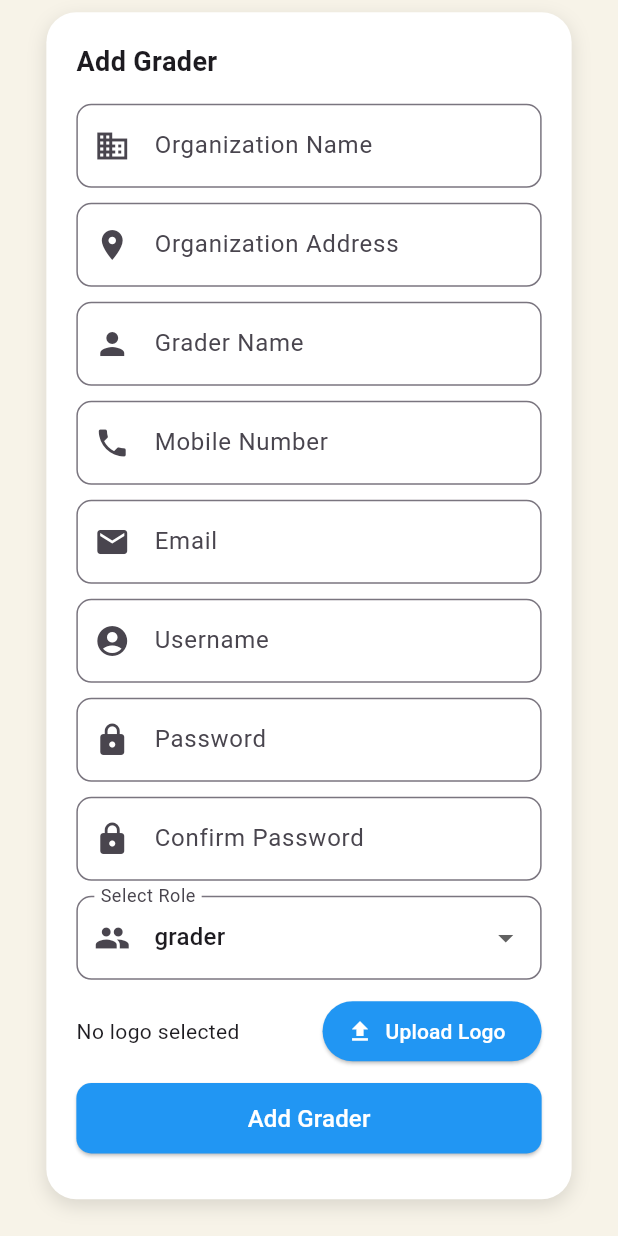
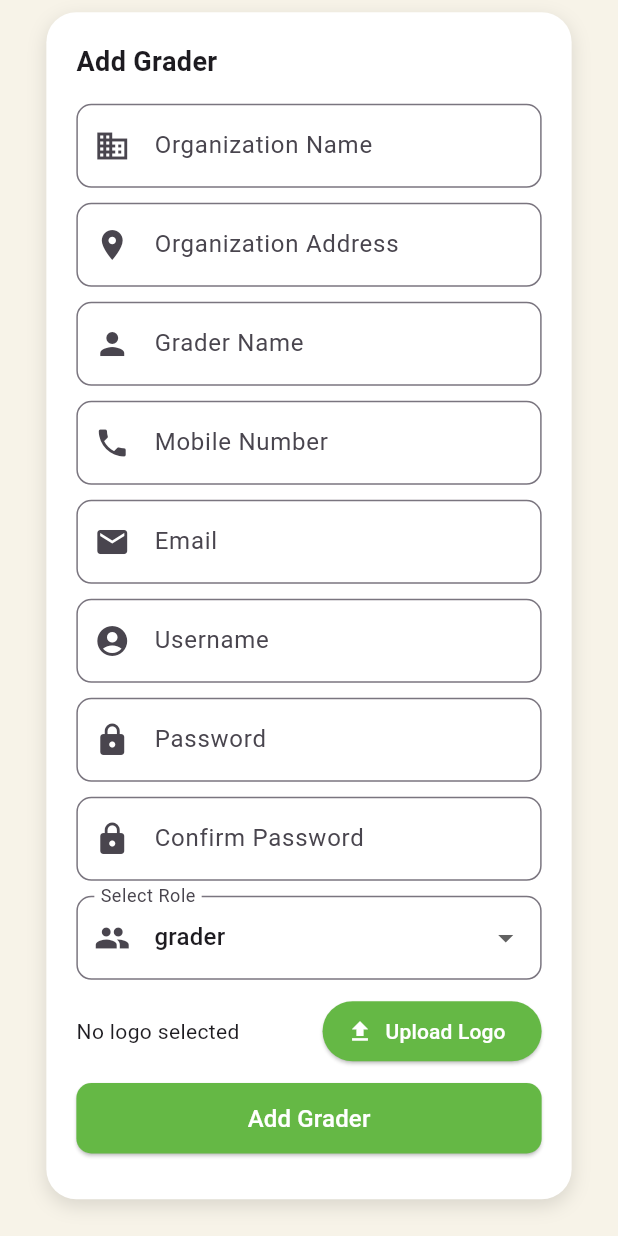
Before and after one commit to mrabdulla3/Cottonist, a Flutter app: the AddGrader screen opened directly, scrolled down 273 dp, on a phone screen of 412 x 824 dp. Run offline on Flutter 3.47's test engine with Material 3 defaults, Android fonts, the phone set to English and light mode, and no system bars; our stand-ins replace get, image_picker, share_plus; missing offline and left inert: qr_code_scanner_plus.

Commit message:
Ui color updated

```diff
--- a/lib/components/addGrader.dart
+++ b/lib/components/addGrader.dart
@@ -1,7 +1,6 @@
 import 'package:cottonist/controller/addGrader_controller.dart';
 import 'package:flutter/material.dart';
 import 'package:get/get.dart';
-import 'package:cottonist/controller/signup_controller.dart';
 
 class AddGrader extends StatefulWidget {
   @override
@@ -137,7 +136,7 @@ class _AddGraderState extends State<AddGrader> {
                             signupController.pickLogo();
                           },
                           style: ElevatedButton.styleFrom(
-                              backgroundColor: Colors.blue),
+                              backgroundColor: Color(0xFF65B845)),
                           icon: Icon(
                             Icons.upload,
                             color: Colors.white,
@@ -158,8 +157,9 @@ class _AddGraderState extends State<AddGrader> {
                             ? const SizedBox(
                                 height: 30,
                                 width: 30,
-                                child:
-                                    CircularProgressIndicator(strokeWidth: 2.5),
+                                child: Center(
+                                    child: CircularProgressIndicator(
+                                        strokeWidth: 2.5)),
                               )
                             : ElevatedButton(
                                 onPressed: () {
@@ -177,7 +177,7 @@ class _AddGraderState extends State<AddGrader> {
                                       signupController.selectedImage.value!);
                                 },
                                 style: ElevatedButton.styleFrom(
-                                  backgroundColor: Colors.blue,
+                                  backgroundColor: Color(0xFF65B845),
                                   shape: RoundedRectangleBorder(
                                       borderRadius: BorderRadius.circular(10)),
                                   padding: EdgeInsets.symmetric(vertical: 12),
--- a/lib/views/director/showMetrics_screen.dart
+++ b/lib/views/director/showMetrics_screen.dart
@@ -16,7 +16,6 @@ class _ShowMetricsPageState extends State<ShowMetricsPage> {
   final metricsController = Get.put(ShowmetricsController());
   @override
   void initState() {
-    // TODO: implement initState
     super.initState();
     metricsController.showMetrics();
   }
@@ -70,7 +69,7 @@ class _ShowMetricsPageState extends State<ShowMetricsPage> {
     return Scaffold(
       backgroundColor: const Color(0xFFF7F3E8),
       appBar: AppBar(
-        backgroundColor: const Color(0xFF0077B6),
+        backgroundColor: const Color(0xFF65B845),
         title:
             const Text("Show Metrics", style: TextStyle(color: Colors.white)),
         actions: [
@@ -131,7 +130,7 @@ class _ShowMetricsPageState extends State<ShowMetricsPage> {
                                     Text("Date: ${metric["upload_date"]}"),
                                 trailing: IconButton(
                                   icon: const Icon(Icons.share,
-                                      color: Colors.blue),
+                                      color: Color(0xFF65B845)),
                                   onPressed: () => _shareMetric(metric),
                                 ),
                               ),
--- a/lib/views/signup_screen.dart
+++ b/lib/views/signup_screen.dart
@@ -137,7 +137,7 @@ class _SignUpScreenState extends State<SignUpScreen> {
                             signupController.pickLogo();
                           },
                           style: ElevatedButton.styleFrom(
-                              backgroundColor: Colors.blue),
+                              backgroundColor: Color(0xFF65B845)),
                           icon: Icon(
                             Icons.upload,
                             color: Colors.white,
@@ -178,7 +178,7 @@ class _SignUpScreenState extends State<SignUpScreen> {
                                       signupController.selectedImage.value!);
                                 },
                                 style: ElevatedButton.styleFrom(
-                                  backgroundColor: Colors.blue,
+                                  backgroundColor: Color(0xFF65B845),
                                   shape: RoundedRectangleBorder(
                                       borderRadius: BorderRadius.circular(10)),
                                   padding: EdgeInsets.symmetric(vertical: 12),
```
Also changed, not shown: lib/views/dashboards/director_dashboard.dart (+4 -4 lines), lib/views/director/metrics_detailed_page.dart (+5 -4 lines).
